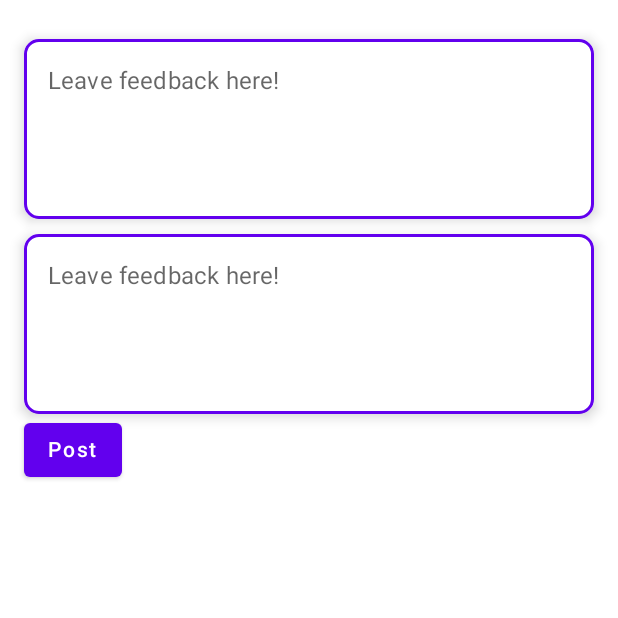
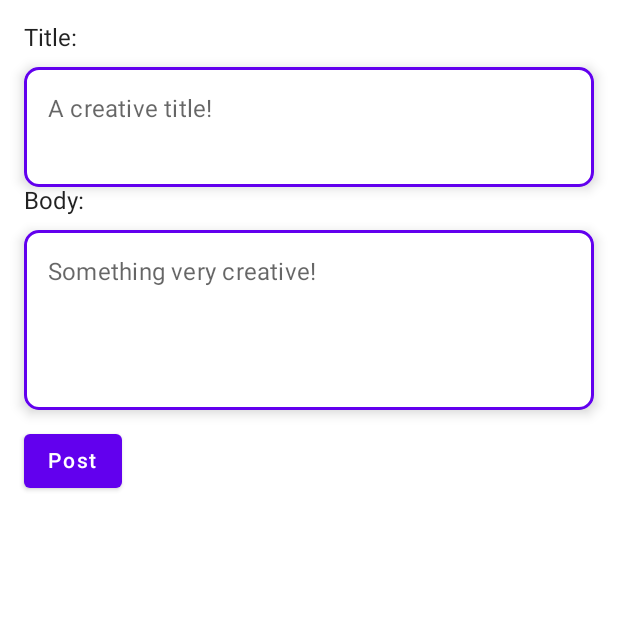
Before and after one commit to teemueer/CustomerFeedbackApp, an Android app built with Jetpack Compose: the composable ArticleView shown on its own in the app's theme, after a tap on "Post", on a phone screen of 412 x 824 dp, the top half of it. Run offline under Robolectric (Android 15) with nearby library versions, the phone set to English and light mode, and no system bars; our stand-ins replace Room's generated code; 1 statement that could not run was skipped.

Commit message:
Fixed new article UI added navigation

```diff
--- a/app/src/main/java/com/example/customerfeedbackapp/MainActivity.kt
+++ b/app/src/main/java/com/example/customerfeedbackapp/MainActivity.kt
@@ -102,12 +102,6 @@ fun CustomerFeedbackApp(
                 ) {
                     FeedbackFormView(productViewModel)
                 }
-                /*
-                composable(route = "CameraView") {
-                    CameraView(productViewModel, navController)
-                }
-
-                 */
             }
         }
     }
@@ -155,7 +149,7 @@ fun OwnerFeedbackApp(
                     NewProductView(navController, productViewModel)
                 }
                 composable(route="New ArticleView"){
-                    ArticleView()
+                    ArticleView(navController)
                 }
                 composable(route = "ProductsView") {
                     ProductsView(navController, productViewModel)
--- a/app/src/main/java/com/example/customerfeedbackapp/screens/owner/NewArticleView.kt
+++ b/app/src/main/java/com/example/customerfeedbackapp/screens/owner/NewArticleView.kt
@@ -13,19 +13,20 @@ import androidx.compose.ui.platform.LocalContext
 import androidx.compose.ui.unit.Dp
 import androidx.compose.ui.unit.dp
 import androidx.lifecycle.viewmodel.compose.viewModel
+import androidx.navigation.NavController
 import com.example.customerfeedbackapp.newsDatabase.NewsArticle
 import com.example.customerfeedbackapp.newsDatabase.NewsArticleViewModel
 import com.example.customerfeedbackapp.newsDatabase.NewsArticleViewModelFactory
 
 @Composable
-fun ArticleView(){
+fun ArticleView(navController: NavController){
     Column() {
-        InputCluster()
+        InputCluster(navController)
     }
 }
 
 @Composable
-fun InputCluster(){
+fun InputCluster(navController: NavController){
     var title by remember { mutableStateOf("") }
     var body by remember { mutableStateOf("") }
 
@@ -36,18 +37,21 @@ fun InputCluster(){
 
 
 
-    Column(modifier = Modifier.fillMaxSize().padding(16.dp)) {
+    Column(modifier = Modifier
+        .fillMaxSize()
+        .padding(16.dp)) {
+        Text(text = "Title:")
         Card(
             modifier = Modifier
                 .padding(top = 10.dp)
-                .heightIn(min = Dp.Unspecified, max = 120.dp),
+                .heightIn(min = Dp.Unspecified, max = 80.dp),
             shape = RoundedCornerShape(10.dp),
             elevation = 5.dp,
             border = BorderStroke(2.dp, MaterialTheme.colors.primary)
         ) {
             TextField(
                 value = title, onValueChange = { title = it },
-                label = { Text(text = "Leave feedback here!") }, modifier =
+                label = { Text(text = "A creative title!") }, modifier =
                 Modifier
                     .height(200.dp)
                     .background(Color.White)
@@ -55,6 +59,7 @@ fun InputCluster(){
                     .textFieldColors(backgroundColor = MaterialTheme.colors.onPrimary )
             )
         }
+        Text(text = "Body:")
         Card(
             modifier = Modifier
                 .padding(top = 10.dp)
@@ -65,7 +70,7 @@ fun InputCluster(){
         ) {
             TextField(
                 value = body, onValueChange = { body = it },
-                label = { Text(text = "Leave feedback here!") }, modifier =
+                label = { Text(text = "Something very creative!") }, modifier =
                 Modifier
                     .height(200.dp)
                     .background(Color.White)
@@ -73,8 +78,13 @@ fun InputCluster(){
                     .textFieldColors(backgroundColor = MaterialTheme.colors.onPrimary )
             )
         }
-
-        Button(onClick = {mNewsArticleViewModel.addArticle(NewsArticle(0,title,body)) }) {
+        Spacer(modifier = Modifier.height(10.dp))
+        Button(onClick = {
+            mNewsArticleViewModel.addArticle(NewsArticle(0,title,body))
+            title = ""
+            body = ""
+            navController.navigate("ItemMenu")
+        }) {
             Text(text = "Post")
         }
 
```
